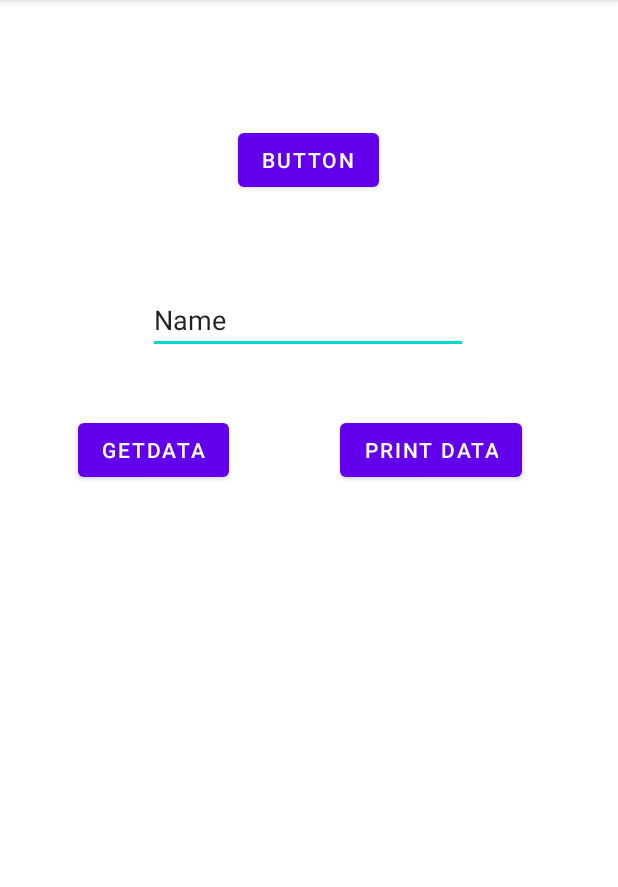
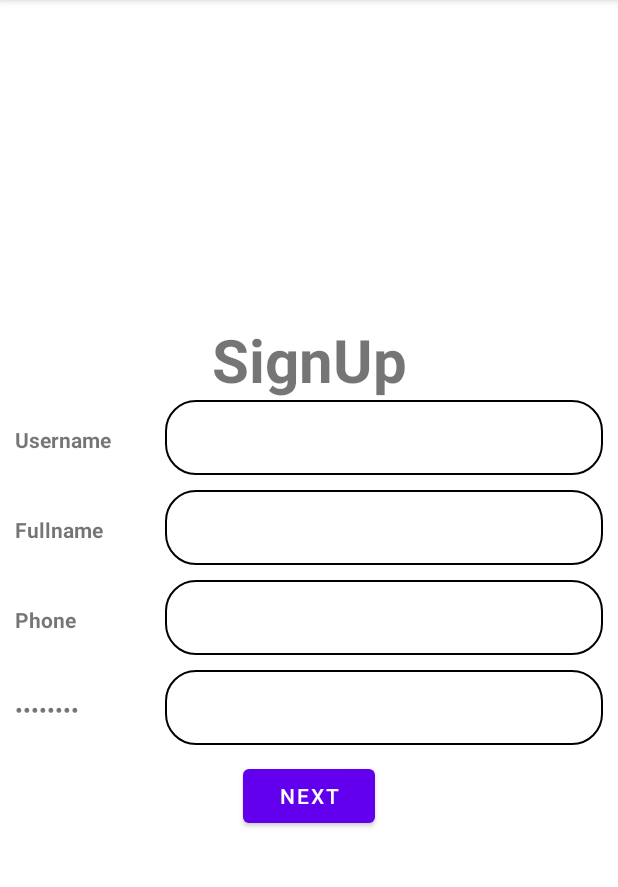
Before and after one commit to lrandom/BKD0708K11-android, an Android app: the screen it shows after launch (ActivityOne before the commit, ActivitySignup after it), on a phone screen of 412 x 824 dp, the part 84-971 px from its top. Run offline under Robolectric (Android 15) with nearby library versions, the phone set to English and light mode, and no system bars.

Commit message:
update demo

```diff
--- a/app/src/main/java/com/example/bkd0708k11/ActivityOne.java
+++ /dev/null
@@ -1,96 +0,0 @@
-package com.example.bkd0708k11;
-
-import androidx.annotation.NonNull;
-import androidx.appcompat.app.AppCompatActivity;
-
-import android.content.Intent;
-import android.os.Bundle;
-import android.util.Log;
-import android.view.View;
-import android.widget.EditText;
-
-public class ActivityOne extends AppCompatActivity {
-    String name = "";
-    public static final String TAG = "ActivityOne";
-
-    @Override
-    protected void onCreate(Bundle savedInstanceState) {
-        super.onCreate(savedInstanceState);
-        setContentView(R.layout.activity_one);
-        Log.i(TAG, "onCreate");
-        if (savedInstanceState != null) {
-            if (savedInstanceState.getString("name") != null) {
-                this.name = savedInstanceState.getString("name");
-            }
-        }
-    }
-
-/*
-    @Override
-    protected void onRestoreInstanceState(@NonNull Bundle savedInstanceState) {
-        super.onRestoreInstanceState(savedInstanceState);
-        if (savedInstanceState != null) {
-            if (savedInstanceState.getString("name") != null) {
-                this.name = savedInstanceState.getString("name");
-            }
-        }
-    }*/
-
-    public void next(View view) {
-        //chuyen sang màn hình 2
-        Intent intent = new Intent(this, ActivityTwo.class);
-        startActivity(intent);
-    }
-
-    @Override
-    protected void onStart() {
-        super.onStart();
-        Log.i(TAG, "onStart");
-    }
-
-    @Override
-    protected void onResume() {
-        super.onResume();
-        Log.i(TAG, "onResume");
-    }
-
-    @Override
-    protected void onPause() {
-        super.onPause();
-        Log.i(TAG, "onPause");
-    }
-
-    @Override
-    protected void onStop() {
-        super.onStop();
-        Log.i(TAG, "onStop");
-    }
-
-    @Override
-    protected void onRestart() {
-        super.onRestart();
-        Log.i(TAG, "onRestart");
-    }
-
-    @Override
-    protected void onDestroy() {
-        super.onDestroy();
-        Log.i(TAG, "onDestroy");
-    }
-
-    public void getData(View v) {
-        EditText edtName = findViewById(R.id.edtName);
-        this.name = edtName.getText().toString();
-    }
-
-    public void printData(View v) {
-        System.out.println("Name Value " + this.name);
-    }
-
-    @Override
-    protected void onSaveInstanceState(@NonNull Bundle outState) {
-        super.onSaveInstanceState(outState);
-        //backup
-        outState.putString("name", this.name);
-    }
-}
--- /dev/null
+++ b/app/src/main/java/com/example/bkd0708k11/ActivitySignup.java
@@ -0,0 +1,30 @@
+package com.example.bkd0708k11;
+
+import androidx.appcompat.app.AppCompatActivity;
+
+import android.content.Intent;
+import android.os.Bundle;
+import android.view.View;
+import android.widget.EditText;
+
+public class ActivitySignup extends AppCompatActivity {
+    EditText edtUserName, edtFullName, edtPhone, edtPassword;
+
+    @Override
+    protected void onCreate(Bundle savedInstanceState) {
+        super.onCreate(savedInstanceState);
+        setContentView(R.layout.activity_signup);
+        edtUserName = findViewById(R.id.edtUserName);
+        edtPassword = findViewById(R.id.edtPassword);
+        edtPhone = findViewById(R.id.edtPhone);
+        edtFullName = findViewById(R.id.edtFullName);
+    }
+
+    public void next(View view) {
+        Intent intent = new Intent(this, ActivityConfirmInfo.class);
+        intent.putExtra("fullName", edtFullName.getText().toString());
+        intent.putExtra("userName", edtUserName.getText().toString());
+        intent.putExtra("phone", edtPhone.getText().toString());
+        startActivity(intent);
+    }
+}
--- a/app/src/main/res/layout/activity_one.xml
+++ /dev/null
@@ -1,56 +0,0 @@
-<?xml version="1.0" encoding="utf-8"?>
-<androidx.constraintlayout.widget.ConstraintLayout xmlns:android="http://schemas.android.com/apk/res/android"
-    xmlns:app="http://schemas.android.com/apk/res-auto"
-    xmlns:tools="http://schemas.android.com/tools"
-    android:layout_width="match_parent"
-    android:layout_height="match_parent"
-    tools:context=".ActivityOne">
-
-    <Button
-        android:id="@+id/button"
-        android:layout_width="wrap_content"
-        android:layout_height="wrap_content"
-        android:onClick="next"
-        android:text="Button"
-        app:layout_constraintBottom_toBottomOf="parent"
-        app:layout_constraintEnd_toEndOf="parent"
-        app:layout_constraintHorizontal_bias="0.498"
-        app:layout_constraintStart_toStartOf="parent"
-        app:layout_constraintTop_toTopOf="parent"
-        app:layout_constraintVertical_bias="0.115" />
-
-    <EditText
-
-        android:id="@+id/edtName"
-        android:layout_width="wrap_content"
-        android:layout_height="wrap_content"
-        android:layout_marginTop="60dp"
-        android:ems="10"
-        android:inputType="textPersonName"
-        android:text="Name"
-        app:layout_constraintEnd_toEndOf="parent"
-        app:layout_constraintHorizontal_bias="0.497"
-        app:layout_constraintStart_toStartOf="parent"
-        app:layout_constraintTop_toBottomOf="@+id/button" />
-
-    <Button
-        android:id="@+id/button2"
-        android:layout_width="wrap_content"
-        android:layout_height="wrap_content"
-        android:layout_marginStart="52dp"
-        android:layout_marginTop="40dp"
-        android:onClick="getData"
-        android:text="getData"
-        app:layout_constraintStart_toStartOf="parent"
-        app:layout_constraintTop_toBottomOf="@+id/edtName" />
-
-    <Button
-        android:id="@+id/button3"
-        android:layout_width="wrap_content"
-        android:layout_height="wrap_content"
-        android:layout_marginEnd="64dp"
-        android:onClick="printData"
-        android:text="Print Data"
-        app:layout_constraintBaseline_toBaselineOf="@+id/button2"
-        app:layout_constraintEnd_toEndOf="parent" />
-</androidx.constraintlayout.widget.ConstraintLayout>
--- /dev/null
+++ b/app/src/main/res/layout/activity_signup.xml
@@ -0,0 +1,111 @@
+<?xml version="1.0" encoding="utf-8"?>
+<LinearLayout xmlns:android="http://schemas.android.com/apk/res/android"
+    xmlns:app="http://schemas.android.com/apk/res-auto"
+    xmlns:tools="http://schemas.android.com/tools"
+    android:layout_width="match_parent"
+    android:layout_height="match_parent"
+    android:orientation="vertical"
+    android:padding="10dp"
+    tools:context=".ActivitySignup"
+    android:gravity="center"
+    >
+
+    <TextView
+        android:layout_width="match_parent"
+        android:layout_height="wrap_content"
+        android:gravity="center"
+        android:text="@string/signup"
+        android:textSize="40sp"
+        android:textStyle="bold"></TextView>
+
+
+    <LinearLayout
+        android:layout_width="match_parent"
+        android:layout_height="wrap_content"
+        android:orientation="horizontal">
+
+        <TextView
+            android:layout_width="100dp"
+            android:layout_height="wrap_content"
+            android:text="@string/user_name"
+            android:textStyle="bold"></TextView>
+
+        <EditText
+            android:id="@+id/edtUserName"
+            android:layout_width="match_parent"
+            android:layout_height="50dp"
+            android:background="@drawable/edit_text_style"></EditText>
+    </LinearLayout>
+
+    <LinearLayout
+        android:layout_width="match_parent"
+        android:layout_height="wrap_content"
+        android:layout_marginTop="10dp"
+        android:orientation="horizontal">
+
+        <TextView
+            android:layout_width="100dp"
+            android:layout_height="wrap_content"
+            android:text="@string/full_name"
+            android:textStyle="bold"></TextView>
+
+        <EditText
+            android:id="@+id/edtFullName"
+            android:layout_width="match_parent"
+            android:layout_height="50dp"
+            android:background="@drawable/edit_text_style"></EditText>
+    </LinearLayout>
+
+
+    <LinearLayout
+        android:layout_width="match_parent"
+        android:layout_height="wrap_content"
+        android:layout_marginTop="10dp"
+        android:orientation="horizontal">
+
+        <TextView
+            android:layout_width="100dp"
+            android:layout_height="wrap_content"
+            android:text="@string/phone"
+            android:textStyle="bold"></TextView>
+
+        <EditText
+            android:id="@+id/edtPhone"
+            android:layout_width="match_parent"
+            android:layout_height="50dp"
+            android:background="@drawable/edit_text_style"></EditText>
+    </LinearLayout>
+
+
+    <LinearLayout
+        android:layout_width="match_parent"
+        android:layout_height="wrap_content"
+        android:layout_marginTop="10dp"
+        android:orientation="horizontal">
+
+        <TextView
+            android:layout_width="100dp"
+            android:layout_height="wrap_content"
+            android:text="@string/password"
+            android:inputType="textPassword"
+            android:textStyle="bold"></TextView>
+
+        <EditText
+            android:id="@+id/edtPassword"
+            android:layout_width="match_parent"
+            android:layout_height="50dp"
+            android:background="@drawable/edit_text_style"></EditText>
+    </LinearLayout>
+
+    <Button
+        android:onClick="next"
+        android:layout_marginTop="10dp"
+        android:layout_width="wrap_content"
+        android:layout_height="wrap_content"
+        android:layout_gravity="center"
+        android:text="@string/next">
+
+    </Button>
+
+
+</LinearLayout>
--- a/app/src/main/res/values/strings.xml
+++ b/app/src/main/res/values/strings.xml
@@ -25,4 +25,8 @@
         remaining essentially unchanged. It was popularised in the 1960s with the release of Letraset sheets containing Lorem Ipsum passages,
         and more recently with desktop publishing software like Aldus PageMaker including versions of Lorem Ipsum.
     </string>
+    <string name="next">Next</string>
+    <string name="confirm">Confirm</string>
+    <string name="welcome">Welcome</string>
+    <string name="signup_success">Signup Success</string>
 </resources>
```
Also changed, not shown: app/src/main/AndroidManifest.xml (+6 -4 lines), app/src/main/java/com/example/bkd0708k11/ActivityConfirmInfo.java (added, +34 -0 lines), app/src/main/java/com/example/bkd0708k11/ActivitySuccess.java (added, +18 -0 lines), app/src/main/java/com/example/bkd0708k11/ActivityTwo.java (deleted, +0 -47 lines), app/src/main/res/drawable/ic_success.xml (added, +12 -0 lines), app/src/main/res/layout/activity_confirm_info.xml (added, +89 -0 lines), app/src/main/res/layout/activity_success.xml (added, +54 -0 lines), app/src/main/res/layout/activity_two.xml (deleted, +0 -20 lines).
